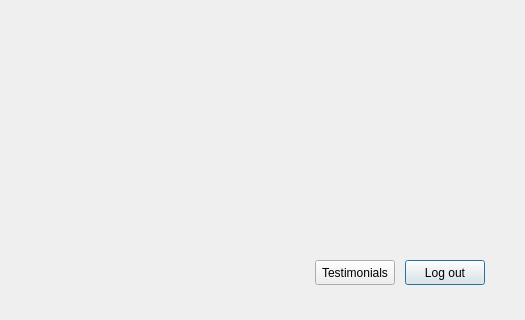
This is guestdialog.ui in chrisq327/CS1C-Team-Rocket as Qt 5 draws it before an edit; both pictures show x 475 to 1000 and y 180 to 500 of the 1000 by 500 pixel window. The edited form follows.
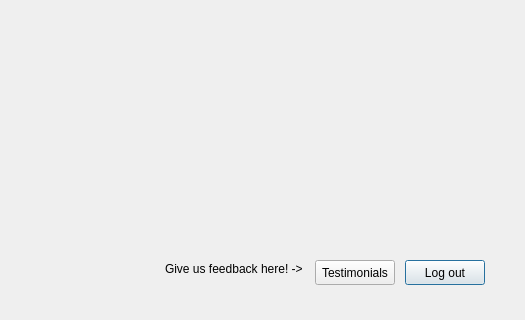
This is the edited form.

```diff
--- a/guestdialog.ui
+++ b/guestdialog.ui
@@ -39,6 +39,19 @@
     <string>Testimonials</string>
    </property>
   </widget>
+  <widget class="QLabel" name="label">
+   <property name="geometry">
+    <rect>
+     <x>640</x>
+     <y>440</y>
+     <width>151</width>
+     <height>17</height>
+    </rect>
+   </property>
+   <property name="text">
+    <string>Give us feedback here! -&gt;</string>
+   </property>
+  </widget>
  </widget>
  <resources/>
  <connections/>
```
